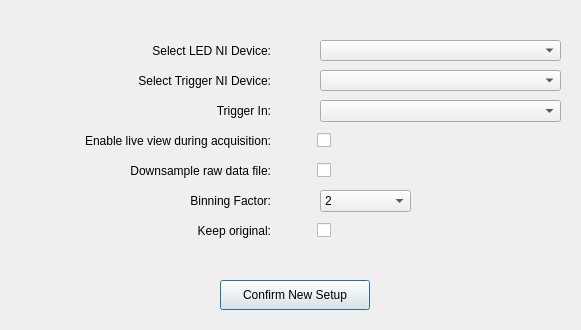
First picture: the form in src/app/src/advancedsetupdialog.ui, repository CuriBio/nautilus_acquisition, before the edit.
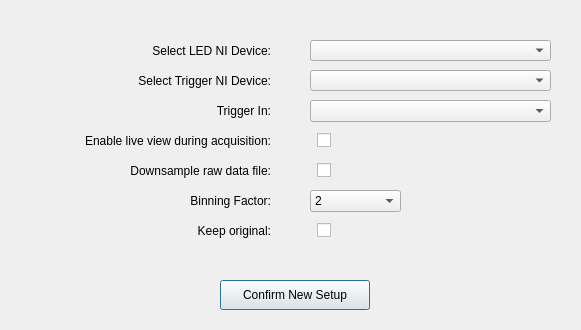
Second picture: the form after the edit.

```diff
--- a/src/app/src/advancedsetupdialog.ui
+++ b/src/app/src/advancedsetupdialog.ui
@@ -16,7 +16,7 @@
   <widget class="QComboBox" name="ledDeviceList">
    <property name="geometry">
     <rect>
-     <x>320</x>
+     <x>310</x>
      <y>40</y>
      <width>241</width>
      <height>21</height>
@@ -71,7 +71,7 @@
   <widget class="QComboBox" name="triggerModeList">
    <property name="geometry">
     <rect>
-     <x>320</x>
+     <x>310</x>
      <y>100</y>
      <width>241</width>
      <height>22</height>
@@ -167,7 +167,7 @@
    </property>
    <property name="geometry">
     <rect>
-     <x>320</x>
+     <x>310</x>
      <y>190</y>
      <width>91</width>
      <height>22</height>
@@ -248,7 +248,7 @@
   <widget class="QComboBox" name="triggerDeviceList">
    <property name="geometry">
     <rect>
-     <x>320</x>
+     <x>310</x>
      <y>70</y>
      <width>241</width>
      <height>21</height>
```
